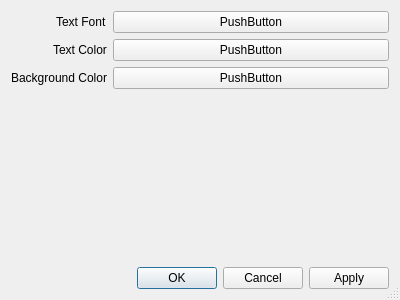
The window that qhtpicker/prefs.ui (inmatarian/qhtpicker) describes before a commit, drawn with Qt 5.
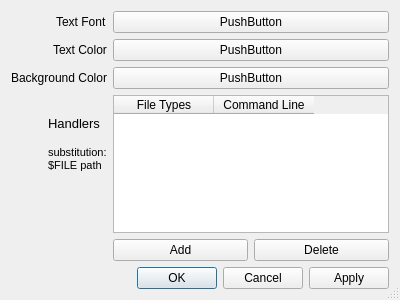
The same window after the commit.

Commit message: add handlers table to preferences

```diff
--- a/qhtpicker/prefs.ui
+++ b/qhtpicker/prefs.ui
@@ -73,6 +73,67 @@
        </property>
       </widget>
      </item>
+     <item row="3" column="0">
+      <widget class="QLabel" name="label">
+       <property name="text">
+        <string>&lt;!DOCTYPE HTML PUBLIC &quot;-//W3C//DTD HTML 4.0//EN&quot; &quot;http://www.w3.org/TR/REC-html40/strict.dtd&quot;&gt;
+&lt;html&gt;&lt;head&gt;&lt;meta name=&quot;qrichtext&quot; content=&quot;1&quot; /&gt;&lt;style type=&quot;text/css&quot;&gt;
+p, li { white-space: pre-wrap; }
+&lt;/style&gt;&lt;/head&gt;&lt;body style=&quot; font-family:'DejaVu Sans'; font-size:10pt; font-weight:400; font-style:normal;&quot;&gt;
+&lt;p style=&quot; margin-top:0px; margin-bottom:0px; margin-left:0px; margin-right:0px; -qt-block-indent:0; text-indent:0px;&quot;&gt;Handlers&lt;/p&gt;
+&lt;p style=&quot;-qt-paragraph-type:empty; margin-top:0px; margin-bottom:0px; margin-left:0px; margin-right:0px; -qt-block-indent:0; text-indent:0px;&quot;&gt;&lt;/p&gt;
+&lt;p style=&quot; margin-top:0px; margin-bottom:0px; margin-left:0px; margin-right:0px; -qt-block-indent:0; text-indent:0px;&quot;&gt;&lt;span style=&quot; font-size:8pt;&quot;&gt;substitution:&lt;/span&gt;&lt;/p&gt;
+&lt;p style=&quot; margin-top:0px; margin-bottom:0px; margin-left:0px; margin-right:0px; -qt-block-indent:0; text-indent:0px;&quot;&gt;&lt;span style=&quot; font-size:8pt;&quot;&gt;$FILE path&lt;/span&gt;&lt;/p&gt;&lt;/body&gt;&lt;/html&gt;</string>
+       </property>
+       <property name="alignment">
+        <set>Qt::AlignLeading|Qt::AlignLeft|Qt::AlignVCenter</set>
+       </property>
+      </widget>
+     </item>
+     <item row="3" column="1">
+      <widget class="QTableWidget" name="handlersTable">
+       <property name="sizePolicy">
+        <sizepolicy hsizetype="Expanding" vsizetype="Expanding">
+         <horstretch>0</horstretch>
+         <verstretch>0</verstretch>
+        </sizepolicy>
+       </property>
+       <property name="gridStyle">
+        <enum>Qt::DotLine</enum>
+       </property>
+       <property name="sortingEnabled">
+        <bool>false</bool>
+       </property>
+       <column>
+        <property name="text">
+         <string>File Types</string>
+        </property>
+       </column>
+       <column>
+        <property name="text">
+         <string>Command Line</string>
+        </property>
+       </column>
+      </widget>
+     </item>
+     <item row="4" column="1">
+      <layout class="QHBoxLayout" name="horizontalLayout">
+       <item>
+        <widget class="QPushButton" name="addButton">
+         <property name="text">
+          <string>Add</string>
+         </property>
+        </widget>
+       </item>
+       <item>
+        <widget class="QPushButton" name="removeButton">
+         <property name="text">
+          <string>Delete</string>
+         </property>
+        </widget>
+       </item>
+      </layout>
+     </item>
     </layout>
    </item>
    <item>
```
Left out of the diff: 14 changed lines with no effect on the pictures. The commit also changes 3 other files.
